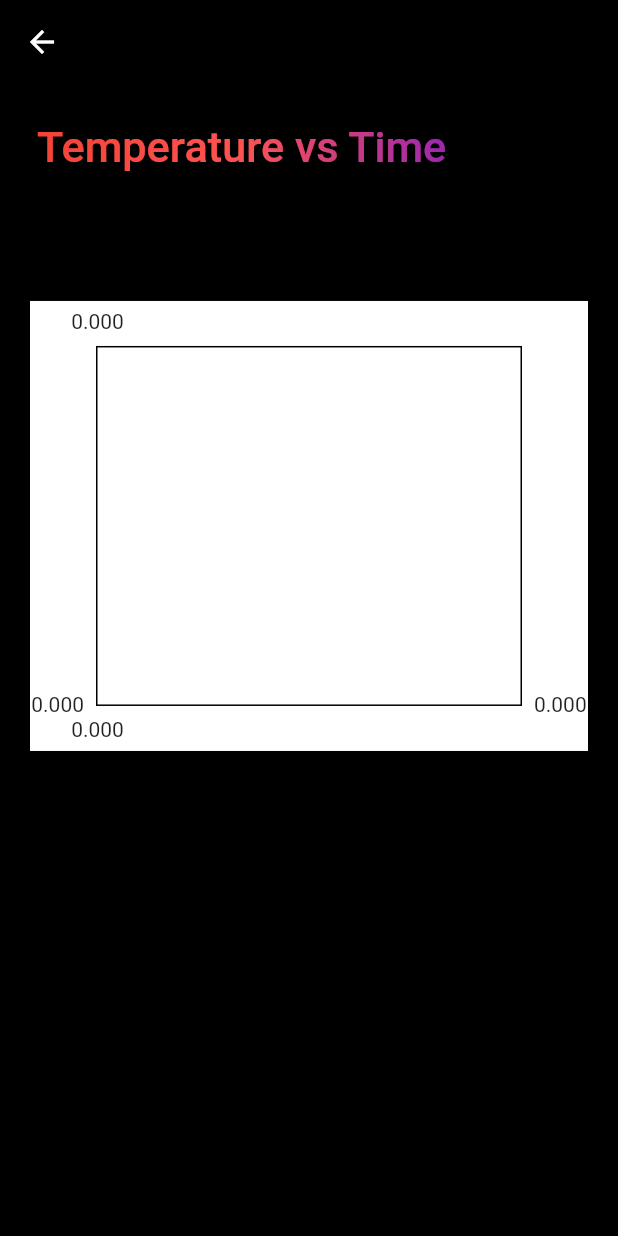
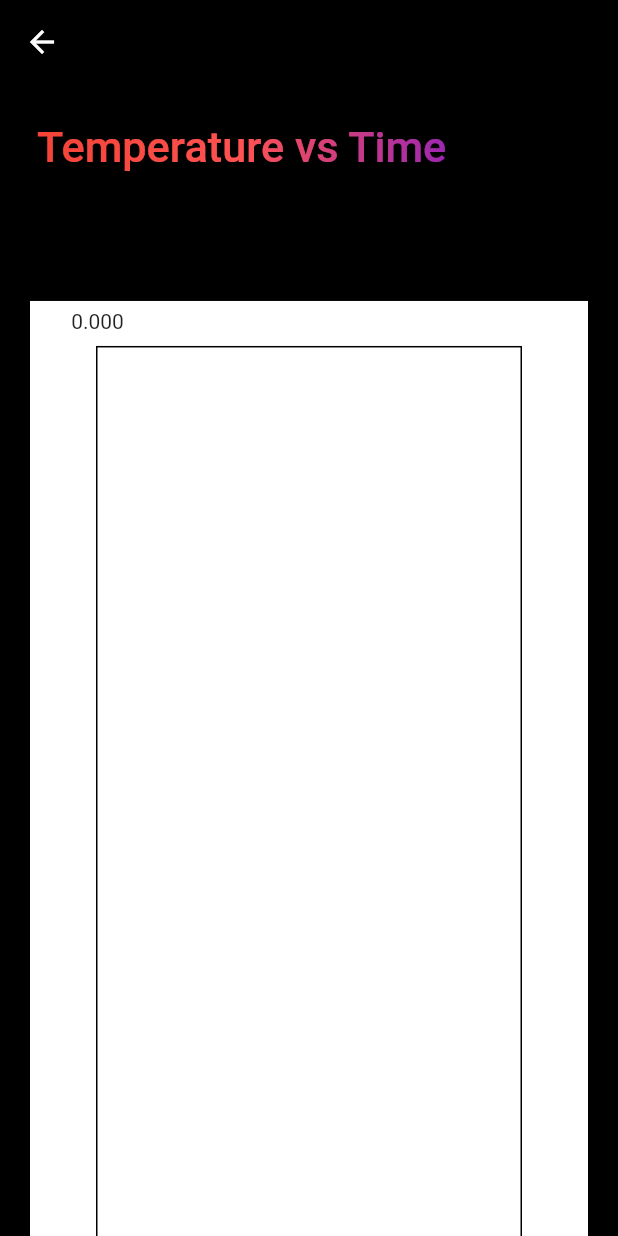
Before and after one commit to Utkarsh4517/iot-sql, a Flutter app: the TemperatureGraph screen opened directly, on a phone screen of 412 x 824 dp. Run offline on Flutter 3.47's test engine with Material 2 defaults, Android fonts, the phone set to English and light mode, and no system bars; drawn by our look-alikes of fl_chart, simple_gradient_text; our stand-ins replace feather_icons, percent_indicator; missing offline and left inert: mysql1; Roboto replaces fonts that are missing (Lexend).

Commit message:
changed graph height

```diff
--- a/lib/components/humidity.dart
+++ b/lib/components/humidity.dart
@@ -71,7 +71,7 @@ class _HumidityGraphState extends State<HumidityGraph> {
             Container(
               color: Colors.white,
               margin: const EdgeInsets.all(20),
-              height: 300,
+              height: screenHeight * 0.9,
               child: LineChart(
 
                 LineChartData(
--- a/lib/components/temperature.dart
+++ b/lib/components/temperature.dart
@@ -43,6 +43,7 @@ class _TemperatureGraphState extends State<TemperatureGraph> {
   @override
   Widget build(BuildContext context) {
     double screenWidth = MediaQuery.of(context).size.width;
+    double screenHeight  = MediaQuery.of(context).size.height;
 
     return Scaffold(
       appBar: AppBar(
@@ -50,7 +51,8 @@ class _TemperatureGraphState extends State<TemperatureGraph> {
         iconTheme: const IconThemeData(color: Colors.white),
       ),
       backgroundColor: blackColor,
-      body: Column(
+      body: SingleChildScrollView(
+        child: Column(
           children: [
             Container(
               margin: EdgeInsets.all(screenWidth * 0.06),
@@ -70,7 +72,7 @@ class _TemperatureGraphState extends State<TemperatureGraph> {
             Container(
               color: Colors.white,
               margin: const EdgeInsets.all(20),
-            height: 300,
+              height: screenHeight * 0.9,
               child: LineChart(
                 LineChartData(
                   lineBarsData: [
@@ -86,6 +88,7 @@ class _TemperatureGraphState extends State<TemperatureGraph> {
             )
           ],
         ),
+      ),
     );
   }
 
--- a/lib/homepage.dart
+++ b/lib/homepage.dart
@@ -110,7 +110,6 @@ class _HomePageState extends State<HomePage> {
                       GradientText('Latest Temperature', colors: const [
                         Colors.red,
                         Colors.redAccent,
-                        Colors.purple
                       ], )
                     ],
                   ),
@@ -132,7 +131,6 @@ class _HomePageState extends State<HomePage> {
                       GradientText('Latest Humidity', colors: const [
                         Colors.red,
                         Colors.redAccent,
-                        Colors.purple
                       ])
                     ],
                   )
```
Lines whose indentation alone changed are shown as unchanged.
